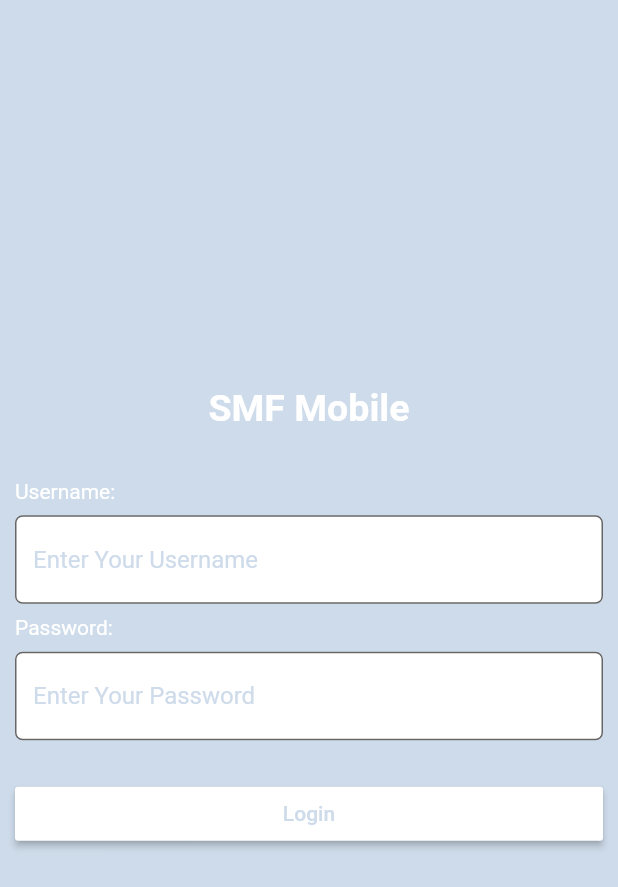
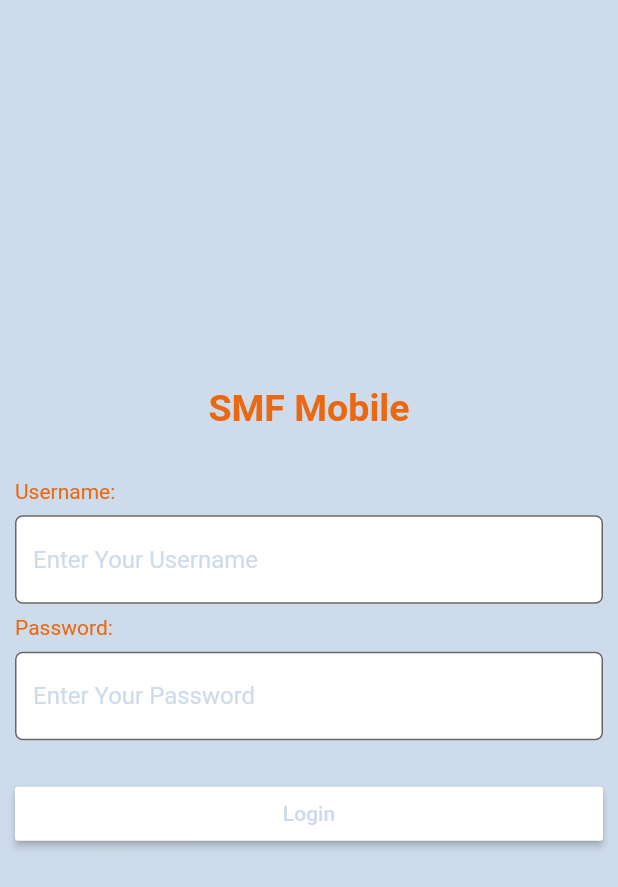
Before and after one commit to halldorr/smfmobile, a Flutter app: the screen it shows after launch, on a phone screen of 412 x 824 dp. Shown: the top 887 px of the screen. Run offline on Flutter 3.47's test engine with Material 2 defaults, Android fonts, the phone set to English and light mode, and no system bars.

Commit message:
Change fonts to new accent colour

```diff
--- a/lib/screens/login_screen.dart
+++ b/lib/screens/login_screen.dart
@@ -27,7 +27,7 @@ class _LoginScreenState extends State<LoginScreen> {
                 Text(
                   'SMF Mobile',
                   style: TextStyle(
-                    color: Colors.white,
+                    color: kAccentColour,
                     fontSize: 25.0,
                     fontWeight: FontWeight.bold,
                   ),
@@ -45,7 +45,7 @@ class _LoginScreenState extends State<LoginScreen> {
                     child: Text(
                       'Username:',
                       style: TextStyle(
-                        color: Colors.white,
+                        color: kAccentColour,
                       ),
                     ),
                   ),
@@ -75,7 +75,7 @@ class _LoginScreenState extends State<LoginScreen> {
                     child: Text(
                       'Password:',
                       style: TextStyle(
-                        color: Colors.white,
+                        color: kAccentColour,
                       ),
                     ),
                   ),
```
